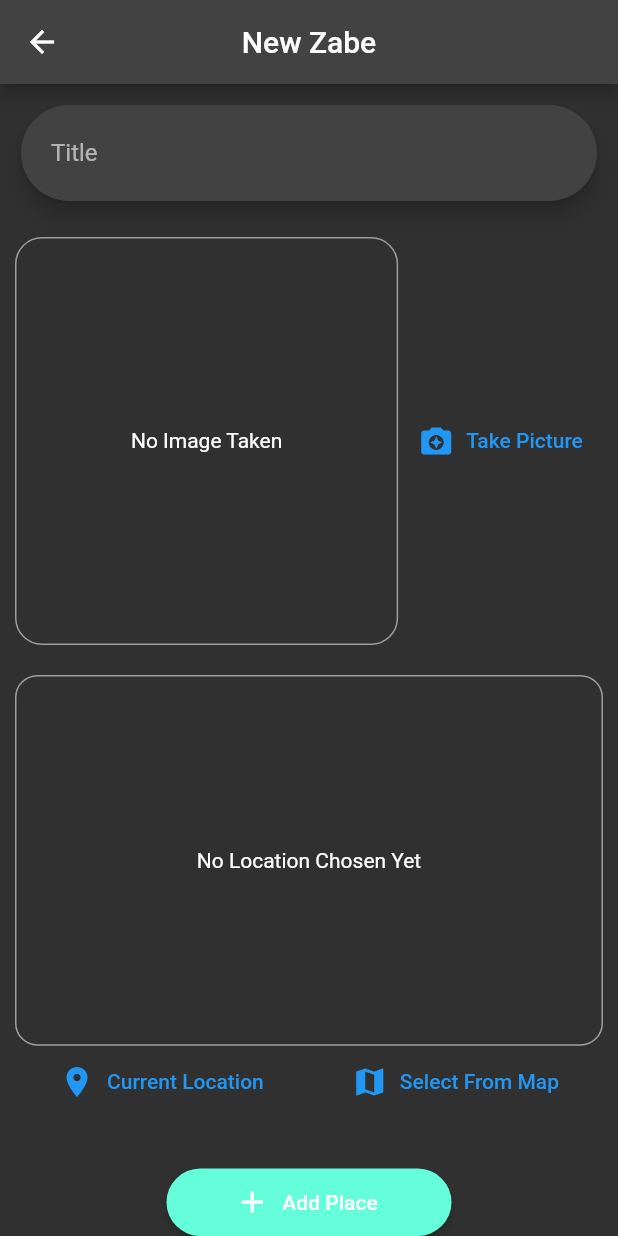
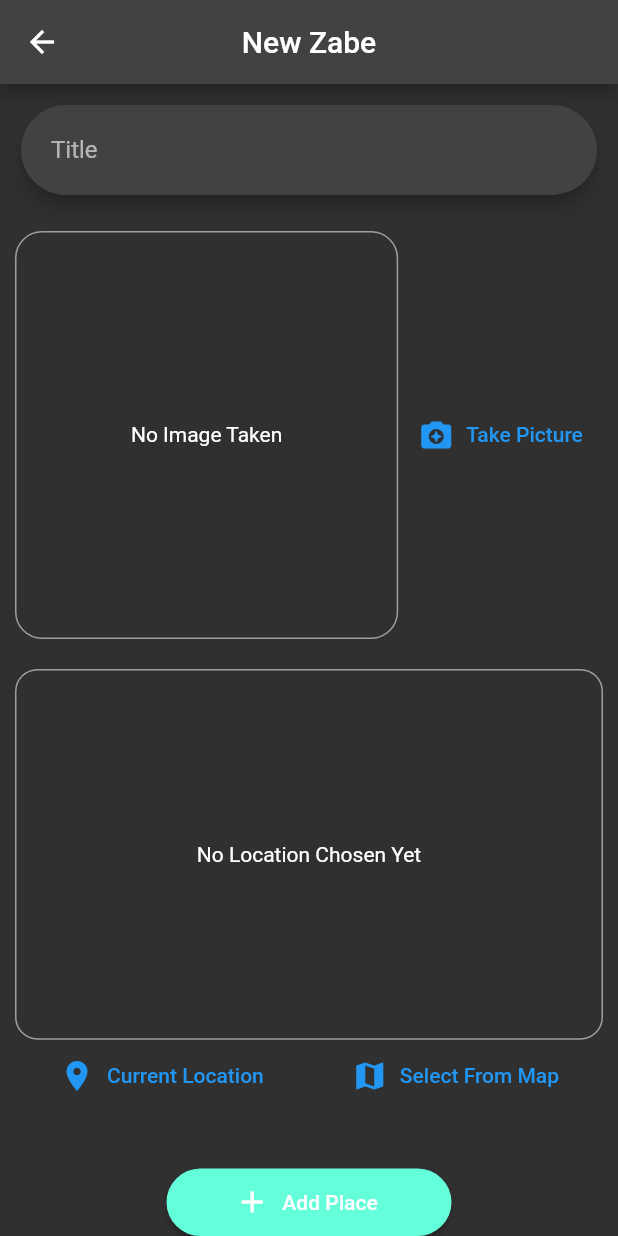
Before and after one commit to Oneya4/Scenary, a Flutter app: the AddPlaceScreen screen opened by its route, on a phone screen of 412 x 824 dp. Run offline on Flutter 3.47's test engine with Material 2 defaults, Android fonts, the phone set to English and light mode, and no system bars; our stand-ins replace cached_network_image, google_maps_flutter, image_picker, location, sqflite; accounts and stored records are empty; network calls fail.

Commit message:
Update add_place_screen.dart

```diff
--- a/lib/screens/add_place_screen.dart
+++ b/lib/screens/add_place_screen.dart
@@ -58,7 +58,7 @@ class _AddPlaceScreenState extends State<AddPlaceScreen> {
                       shape: StadiumBorder(),
                       elevation: 5,
                       child: Padding(
-                        padding: const EdgeInsets.fromLTRB(20, 8, 0, 8),
+                        padding: const EdgeInsets.fromLTRB(20, 6, 0, 6),
                         child: TextField(
                           decoration: InputDecoration(
                             hintText: 'Title',
```
